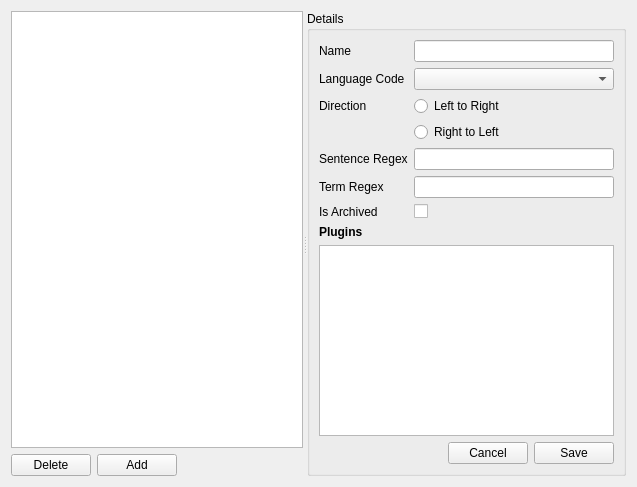
Above: qtdesigner/languages.ui from t123/ReadingTool.Python before the change. Below: the same form after it.
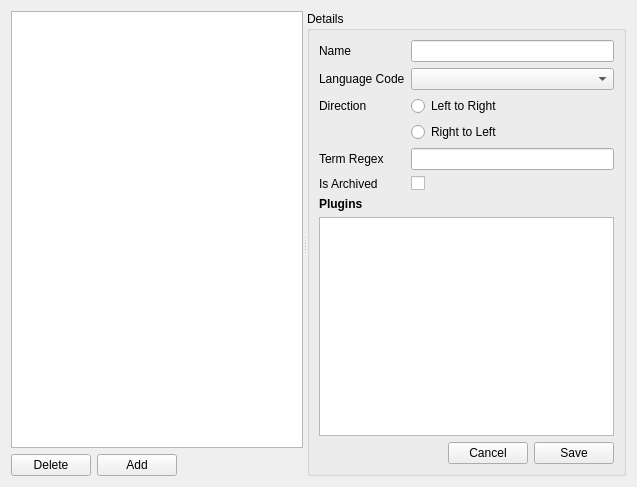
That is the form after the change.

Commit message: Correct parsers and Japanese sentences

Diff of the .ui file:
```diff
--- a/qtdesigner/languages.ui
+++ b/qtdesigner/languages.ui
@@ -133,24 +133,14 @@
            </property>
           </widget>
          </item>
-         <item row="5" column="0">
-          <widget class="QLabel" name="label_4">
-           <property name="text">
-            <string>Sentence Regex</string>
-           </property>
-          </widget>
-         </item>
-         <item row="5" column="1">
-          <widget class="QLineEdit" name="leSentenceRegex"/>
-         </item>
-         <item row="7" column="0">
+         <item row="6" column="0">
           <widget class="QLabel" name="label_5">
            <property name="text">
             <string>Term Regex</string>
            </property>
           </widget>
          </item>
-         <item row="7" column="1">
+         <item row="6" column="1">
           <widget class="QLineEdit" name="leTermRegex">
            <property name="font">
             <font>
@@ -161,14 +151,14 @@
            </property>
           </widget>
          </item>
-         <item row="8" column="0">
+         <item row="7" column="0">
           <widget class="QLabel" name="label_6">
            <property name="text">
             <string>Is Archived</string>
            </property>
           </widget>
          </item>
-         <item row="8" column="1">
+         <item row="7" column="1">
           <widget class="QCheckBox" name="cbIsArchived">
            <property name="text">
             <string/>
```
The commit also changes 6 other files.
